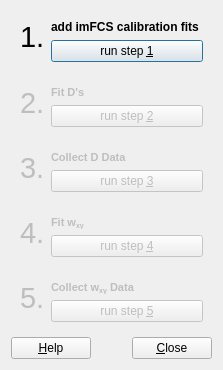
jkriege2/QuickFit3, file plugins/imfcsfit/imfcscalibrationwizard.ui: the form before one commit.
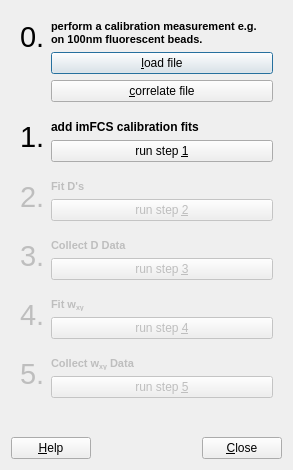
The form after the commit. Icons and pictures are not drawn.

Commit message: QuickFit3: completed installer QuickFit3/imFCSfit: completed & tested calibration wizard

The edit to the form file:
```diff
--- a/plugins/imfcsfit/imfcscalibrationwizard.ui
+++ b/plugins/imfcsfit/imfcscalibrationwizard.ui
@@ -9,16 +9,74 @@
    <rect>
     <x>0</x>
     <y>0</y>
-    <width>223</width>
-    <height>330</height>
+    <width>293</width>
+    <height>470</height>
    </rect>
   </property>
   <property name="windowTitle">
    <string>imFCS Calibration Wizard</string>
   </property>
   <layout class="QVBoxLayout" name="verticalLayout">
+   <property name="spacing">
+    <number>0</number>
+   </property>
    <item>
-    <widget class="QWidget" name="" native="true">
+    <widget class="QWidget" name="widget0" native="true">
+     <layout class="QGridLayout" name="gridLayout_6" rowstretch="0,0,0" columnstretch="0,1">
+      <item row="0" column="0" rowspan="2">
+       <widget class="QLabel" name="label_11">
+        <property name="text">
+         <string>&lt;font size=&quot;+4&quot;&gt;0.&lt;/font&gt;</string>
+        </property>
+        <property name="alignment">
+         <set>Qt::AlignLeading|Qt::AlignLeft|Qt::AlignTop</set>
+        </property>
+       </widget>
+      </item>
+      <item row="0" column="1">
+       <widget class="QLabel" name="label_12">
+        <property name="text">
+         <string>&lt;!DOCTYPE HTML PUBLIC &quot;-//W3C//DTD HTML 4.0//EN&quot; &quot;http://www.w3.org/TR/REC-html40/strict.dtd&quot;&gt;
+&lt;html&gt;&lt;head&gt;&lt;meta name=&quot;qrichtext&quot; content=&quot;1&quot; /&gt;&lt;style type=&quot;text/css&quot;&gt;
+p, li { white-space: pre-wrap; }
+&lt;/style&gt;&lt;/head&gt;&lt;body style=&quot; font-family:'MS Shell Dlg 2'; font-size:8.25pt; font-weight:400; font-style:normal;&quot;&gt;
+&lt;p style=&quot; margin-top:0px; margin-bottom:0px; margin-left:0px; margin-right:0px; -qt-block-indent:0; text-indent:0px;&quot;&gt;&lt;span style=&quot; font-weight:600;&quot;&gt;perform a calibration measurement e.g. on 100nm fluorescent beads.&lt;/span&gt;&lt;/p&gt;&lt;/body&gt;&lt;/html&gt;</string>
+        </property>
+        <property name="alignment">
+         <set>Qt::AlignLeading|Qt::AlignLeft|Qt::AlignTop</set>
+        </property>
+        <property name="wordWrap">
+         <bool>true</bool>
+        </property>
+       </widget>
+      </item>
+      <item row="1" column="1">
+       <widget class="QPushButton" name="btnLoadFile">
+        <property name="text">
+         <string>&amp;load file</string>
+        </property>
+        <property name="icon">
+         <iconset resource="../imagingfcs/qfrdrimagingfcs.qrc">
+          <normaloff>:/imaging_fcs/fileopen.png</normaloff>:/imaging_fcs/fileopen.png</iconset>
+        </property>
+       </widget>
+      </item>
+      <item row="2" column="1">
+       <widget class="QPushButton" name="btnCorrelate">
+        <property name="text">
+         <string>&amp;correlate file</string>
+        </property>
+        <property name="icon">
+         <iconset resource="../imagingfcs/qfrdrimagingfcs.qrc">
+          <normaloff>:/imaging_fcs/add_job.png</normaloff>:/imaging_fcs/add_job.png</iconset>
+        </property>
+       </widget>
+      </item>
+     </layout>
+    </widget>
+   </item>
+   <item>
+    <widget class="QWidget" name="widget1" native="true">
      <layout class="QGridLayout" name="gridLayout" rowstretch="0,0" columnstretch="0,1">
       <item row="0" column="0" rowspan="2">
        <widget class="QLabel" name="label">
@@ -51,7 +109,7 @@
     </widget>
    </item>
    <item>
-    <widget class="QWidget" name="" native="true">
+    <widget class="QWidget" name="widget2" native="true">
      <property name="enabled">
       <bool>false</bool>
      </property>
@@ -91,7 +149,7 @@
     </widget>
    </item>
    <item>
-    <widget class="QWidget" name="" native="true">
+    <widget class="QWidget" name="widget3" native="true">
      <property name="enabled">
       <bool>false</bool>
      </property>
@@ -131,7 +189,7 @@
     </widget>
    </item>
    <item>
-    <widget class="QWidget" name="" native="true">
+    <widget class="QWidget" name="widget4" native="true">
      <property name="enabled">
       <bool>false</bool>
      </property>
@@ -171,7 +229,7 @@
     </widget>
    </item>
    <item>
-    <widget class="QWidget" name="" native="true">
+    <widget class="QWidget" name="widget5" native="true">
      <property name="enabled">
       <bool>false</bool>
      </property>
```
Left out of the diff: 4 changed lines with no effect on the pictures. The commit also changes 33 other files.
